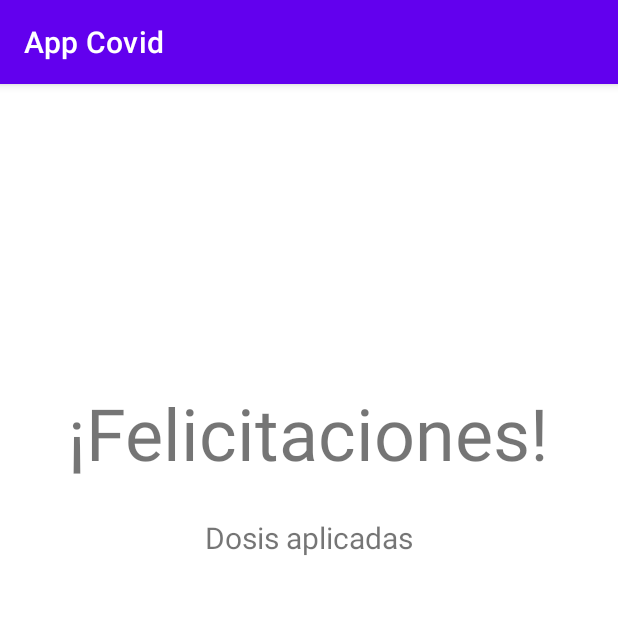
After one commit to facutarcaya/android_tevacuno, an Android app: the GameOverActivity screen opened directly, with no data from a screen before it, on a phone screen of 412 x 824 dp, the top half of it. The commit adds this screen. Run offline under Robolectric (Android 15) with nearby library versions, the phone set to English and light mode, and no system bars; 2 statements that could not run were skipped.

Commit message:
Funcionalidad de juego casi terminada

```diff
--- a/MiCovid/app/src/main/AndroidManifest.xml
+++ b/MiCovid/app/src/main/AndroidManifest.xml
@@ -9,8 +9,10 @@
         android:roundIcon="@mipmap/ic_launcher_round"
         android:supportsRtl="true"
         android:theme="@style/Theme.MiCovid">
-        <activity android:name=".juego.GameActivity" android:screenOrientation="portrait"
-            ></activity>
+        <activity android:name=".juego.GameOverActivity"></activity>
+        <activity
+            android:name=".juego.GameActivity"
+            android:screenOrientation="portrait" />
         <activity android:name=".pantallaprincipal.PantallaInicioActivity" />
         <activity android:name=".login.LoginActivity" />
         <activity android:name=".registrar.RegistrarActivity" />
--- /dev/null
+++ b/MiCovid/app/src/main/java/com/example/micovid/juego/GameOverActivity.java
@@ -0,0 +1,28 @@
+package com.example.micovid.juego;
+
+import androidx.appcompat.app.AppCompatActivity;
+
+import android.content.Intent;
+import android.os.Bundle;
+import android.widget.TextView;
+
+import com.example.micovid.R;
+import com.example.micovid.login.LoginActivity;
+
+public class GameOverActivity extends AppCompatActivity {
+
+    private int puntuacion;
+
+    @Override
+    protected void onCreate(Bundle savedInstanceState) {
+        super.onCreate(savedInstanceState);
+        setContentView(R.layout.activity_game_over);
+
+        Intent intent = getIntent();
+        String msg_puntuacion = intent.getStringExtra(GameActivity.EXTRA_PUNTUACION);
+        this.puntuacion = Integer.parseInt(msg_puntuacion);
+
+        TextView textViewPuntuacion = findViewById(R.id.textViewPuntuacion);
+        textViewPuntuacion.setText(msg_puntuacion);
+    }
+}
--- /dev/null
+++ b/MiCovid/app/src/main/res/layout/activity_game_over.xml
@@ -0,0 +1,43 @@
+<?xml version="1.0" encoding="utf-8"?>
+<androidx.constraintlayout.widget.ConstraintLayout xmlns:android="http://schemas.android.com/apk/res/android"
+    xmlns:app="http://schemas.android.com/apk/res-auto"
+    xmlns:tools="http://schemas.android.com/tools"
+    android:layout_width="match_parent"
+    android:layout_height="match_parent"
+    tools:context=".juego.GameOverActivity">
+
+    <TextView
+        android:id="@+id/textViewTextFelicitaciones"
+        android:layout_width="wrap_content"
+        android:layout_height="wrap_content"
+        android:layout_marginTop="200dp"
+        android:text="@string/text_felicitaciones"
+        android:textSize="48sp"
+        app:layout_constraintEnd_toEndOf="parent"
+        app:layout_constraintStart_toStartOf="parent"
+        app:layout_constraintTop_toTopOf="parent" />
+
+    <TextView
+        android:id="@+id/textViewTextPuntuacion"
+        android:layout_width="wrap_content"
+        android:layout_height="wrap_content"
+        android:layout_marginTop="24dp"
+        android:text="@string/text_dosis_aplicadas"
+        android:textSize="20sp"
+        app:layout_constraintEnd_toEndOf="parent"
+        app:layout_constraintStart_toStartOf="parent"
+        app:layout_constraintTop_toBottomOf="@+id/textViewTextFelicitaciones" />
+
+    <TextView
+        android:id="@+id/textViewPuntuacion"
+        android:layout_width="wrap_content"
+        android:layout_height="wrap_content"
+        android:layout_marginTop="16dp"
+        android:text="TextView"
+        android:textColor="@color/teal_200"
+        android:textSize="20sp"
+        android:textStyle="bold"
+        app:layout_constraintEnd_toEndOf="parent"
+        app:layout_constraintStart_toStartOf="parent"
+        app:layout_constraintTop_toBottomOf="@+id/textViewTextPuntuacion" />
+</androidx.constraintlayout.widget.ConstraintLayout>
--- a/MiCovid/app/src/main/res/values/strings.xml
+++ b/MiCovid/app/src/main/res/values/strings.xml
@@ -15,4 +15,6 @@
     <string name="button_login">Iniciar sesión</string>
     <string name="button_jugar">Jugar</string>
     <string name="text_puntuacion">Puntuación:</string>
+    <string name="text_felicitaciones">¡Felicitaciones!</string>
+    <string name="text_dosis_aplicadas">Dosis aplicadas</string>
 </resources>
```
Also changed, not shown: MiCovid/app/src/main/java/com/example/micovid/juego/GameActivity.java (+123 -3 lines), MiCovid/app/src/main/res/layout/activity_game.xml (+46 -23 lines), MiCovid/app/src/main/res/drawable/gray_background.png (added), MiCovid/app/src/main/res/drawable/number0_png.png (added), MiCovid/app/src/main/res/drawable/number1_png.png (added), MiCovid/app/src/main/res/drawable/number2_png.png (added), MiCovid/app/src/main/res/drawable/number3_png.png (added), MiCovid/app/src/main/res/drawable/number4_png.png (added), MiCovid/app/src/main/res/drawable/number5_png.png (added), MiCovid/app/src/main/res/drawable/number6_png.png (added), MiCovid/app/src/main/res/drawable/number7_png.png (added), MiCovid/app/src/main/res/drawable/number8_png.png (added), MiCovid/app/src/main/res/drawable/number9_png.png (added).
